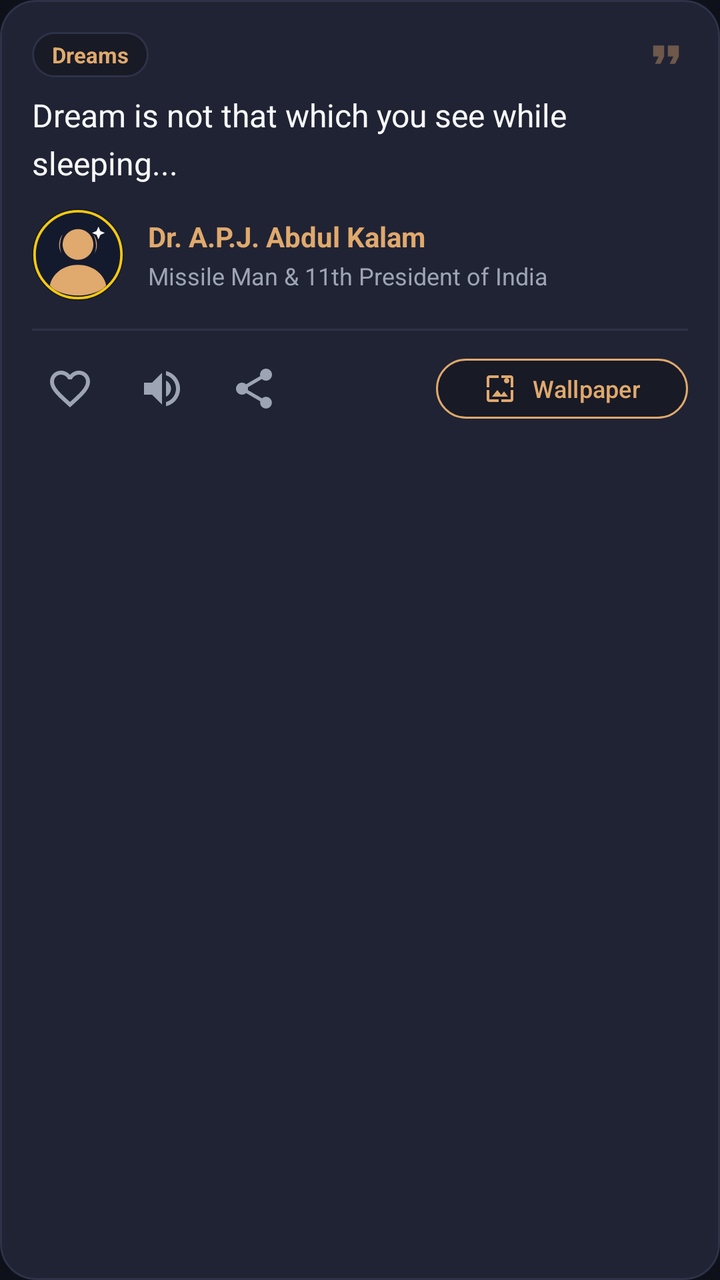
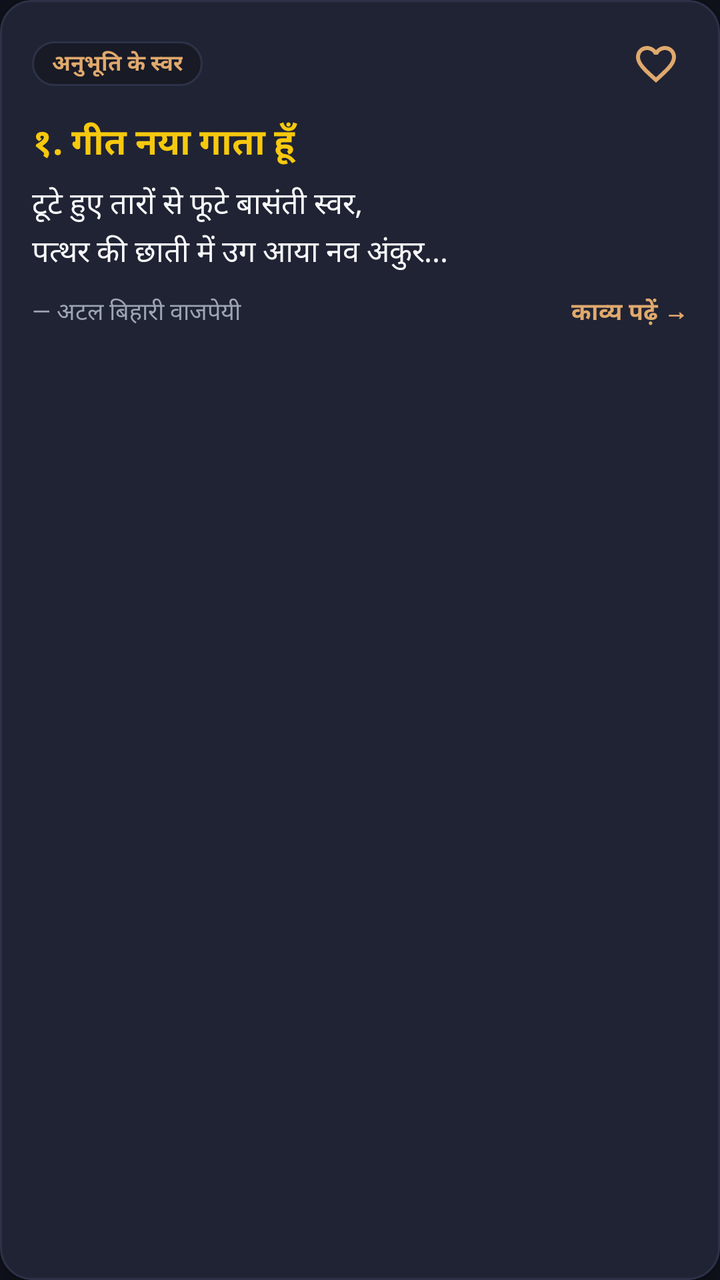

The first picture is an Android layout as it rendered before a commit; the second is the same layout after the commit. The layout source and the unified diff follow.
<!-- AndroidManifest.xml: application theme Theme.WisdomPulse -->
<!-- res/layout/item_quote_card.xml -->
<?xml version="1.0" encoding="utf-8"?>
<com.google.android.material.card.MaterialCardView xmlns:android="http://schemas.android.com/apk/res/android"
    xmlns:app="http://schemas.android.com/apk/res-auto"
    android:layout_width="match_parent"
    android:layout_height="wrap_content"
    android:layout_marginStart="16dp"
    android:layout_marginEnd="16dp"
    android:layout_marginTop="8dp"
    android:layout_marginBottom="8dp"
    app:cardBackgroundColor="@color/card_dark"
    app:cardCornerRadius="18dp"
    app:cardElevation="3dp"
    app:strokeColor="@color/divider_color"
    app:strokeWidth="1dp">

    <LinearLayout
        android:layout_width="match_parent"
        android:layout_height="wrap_content"
        android:orientation="vertical"
        android:padding="16dp">

        
        <LinearLayout
            android:layout_width="match_parent"
            android:layout_height="wrap_content"
            android:orientation="horizontal"
            android:gravity="center_vertical">

            <TextView
                android:id="@+id/tvCategory"
                android:layout_width="wrap_content"
                android:layout_height="wrap_content"
                android:background="@drawable/bg_chip_unselected"
                android:paddingStart="10dp"
                android:paddingEnd="10dp"
                android:paddingTop="4dp"
                android:paddingBottom="4dp"
                android:text="Dreams"
                android:textColor="@color/primary"
                android:textSize="11sp"
                android:textStyle="bold" />

            <TextView
                android:id="@+id/tvPoemBadge"
                android:layout_width="wrap_content"
                android:layout_height="wrap_content"
                android:layout_marginStart="8dp"
                android:background="@drawable/bg_chip_unselected"
                android:paddingStart="8dp"
                android:paddingEnd="8dp"
                android:paddingTop="4dp"
                android:paddingBottom="4dp"
                android:text="✨ Kavya Manch"
                android:textColor="@color/accent_gold"
                android:textSize="11sp"
                android:visibility="gone" />

            <View
                android:layout_width="0dp"
                android:layout_height="1dp"
                android:layout_weight="1" />

            <ImageView
                android:layout_width="22dp"
                android:layout_height="22dp"
                android:src="@drawable/ic_format_quote"
                android:alpha="0.4"
                android:contentDescription="Quote mark" />
        </LinearLayout>

        
        <TextView
            android:id="@+id/tvPoemTitle"
            android:layout_width="match_parent"
            android:layout_height="wrap_content"
            android:layout_marginTop="12dp"
            android:textColor="@color/accent_gold"
            android:textSize="18sp"
            android:textStyle="bold"
            android:visibility="gone" />

        
        <TextView
            android:id="@+id/tvQuoteText"
            android:layout_width="match_parent"
            android:layout_height="wrap_content"
            android:layout_marginTop="8dp"
            android:layout_marginBottom="12dp"
            android:lineSpacingExtra="5dp"
            android:text="Dream is not that which you see while sleeping..."
            android:textColor="@color/text_primary"
            android:textSize="16sp"
            android:textStyle="normal" />

        
        <LinearLayout
            android:id="@+id/layoutTranslation"
            android:layout_width="match_parent"
            android:layout_height="wrap_content"
            android:orientation="vertical"
            android:background="@drawable/bg_chip_unselected"
            android:padding="10dp"
            android:layout_marginBottom="12dp"
            android:visibility="gone">

            <TextView
                android:layout_width="wrap_content"
                android:layout_height="wrap_content"
                android:text="Poetic English Meaning:"
                android:textColor="@color/primary"
                android:textSize="11sp"
                android:textStyle="bold" />

            <TextView
                android:id="@+id/tvTranslation"
                android:layout_width="match_parent"
                android:layout_height="wrap_content"
                android:layout_marginTop="4dp"
                android:textColor="@color/text_secondary"
                android:textSize="13sp"
                android:lineSpacingExtra="2dp" />
        </LinearLayout>

        
        <LinearLayout
            android:layout_width="match_parent"
            android:layout_height="wrap_content"
            android:orientation="horizontal"
            android:gravity="center_vertical"
            android:layout_marginBottom="14dp">

            
            <ImageView
                android:id="@+id/ivAuthorAvatar"
                android:layout_width="46dp"
                android:layout_height="46dp"
                android:src="@drawable/avatar_kalam"
                android:contentDescription="Author Portrait" />

            <LinearLayout
                android:layout_width="match_parent"
                android:layout_height="wrap_content"
                android:orientation="vertical"
                android:layout_marginStart="12dp">

                <TextView
                    android:id="@+id/tvAuthor"
                    android:layout_width="wrap_content"
                    android:layout_height="wrap_content"
                    android:text="Dr. A.P.J. Abdul Kalam"
                    android:textColor="@color/primary"
                    android:textSize="14sp"
                    android:textStyle="bold" />

                <TextView
                    android:id="@+id/tvAuthorRole"
                    android:layout_width="wrap_content"
                    android:layout_height="wrap_content"
                    android:layout_marginTop="2dp"
                    android:text="Missile Man &amp; 11th President of India"
                    android:textColor="@color/text_secondary"
                    android:textSize="12sp" />
            </LinearLayout>
        </LinearLayout>

        
        <View
            android:layout_width="match_parent"
            android:layout_height="1dp"
            android:background="@color/divider_color"
            android:layout_marginBottom="10dp" />

        
        <LinearLayout
            android:layout_width="match_parent"
            android:layout_height="wrap_content"
            android:orientation="horizontal"
            android:gravity="center_vertical">

            
            <ImageButton
                android:id="@+id/btnFavorite"
                android:layout_width="38dp"
                android:layout_height="38dp"
                android:background="?attr/selectableItemBackgroundBorderless"
                android:src="@drawable/ic_favorite_border"
                android:contentDescription="Favorite" />

            
            <ImageButton
                android:id="@+id/btnSpeak"
                android:layout_width="38dp"
                android:layout_height="38dp"
                android:layout_marginStart="8dp"
                android:background="?attr/selectableItemBackgroundBorderless"
                android:src="@drawable/ic_volume_up"
                android:contentDescription="Listen" />

            
            <ImageButton
                android:id="@+id/btnShareText"
                android:layout_width="38dp"
                android:layout_height="38dp"
                android:layout_marginStart="8dp"
                android:background="?attr/selectableItemBackgroundBorderless"
                android:src="@drawable/ic_share"
                android:contentDescription="Share" />

            <View
                android:layout_width="0dp"
                android:layout_height="1dp"
                android:layout_weight="1" />

            
            <com.google.android.material.button.MaterialButton
                android:id="@+id/btnWallpaper"
                android:layout_width="wrap_content"
                android:layout_height="38dp"
                android:backgroundTint="@color/surface_dark"
                app:strokeColor="@color/primary"
                app:strokeWidth="1dp"
                app:cornerRadius="19dp"
                android:text="Wallpaper"
                android:textAllCaps="false"
                android:textColor="@color/primary"
                android:textSize="12sp"
                app:icon="@drawable/ic_wallpaper"
                app:iconTint="@color/primary"
                app:iconSize="16dp" />

        </LinearLayout>

    </LinearLayout>
</com.google.android.material.card.MaterialCardView>
<!-- resources referenced by this layout -->
<resources>
  <color name="accent_gold">#F6C90E</color>
  <color name="card_dark">#202334</color>
  <color name="divider_color">#2D3248</color>
  <color name="primary">#E0A96D</color>
  <color name="surface_dark">#181A26</color>
  <color name="text_primary">#F8F9FA</color>
  <color name="text_secondary">#9DA4B4</color>
  <!-- drawable bg_chip_unselected (drawable) -->
  <?xml version="1.0" encoding="utf-8"?>
  <shape xmlns:android="http://schemas.android.com/apk/res/android">
      <solid android:color="@color/surface_dark" />
      <corners android:radius="16dp" />
      <stroke android:width="1dp" android:color="@color/divider_color" />
  </shape>
  <!-- drawable ic_favorite_border (drawable) -->
  <?xml version="1.0" encoding="utf-8"?>
  <vector xmlns:android="http://schemas.android.com/apk/res/android"
      android:width="24dp"
      android:height="24dp"
      android:viewportWidth="24"
      android:viewportHeight="24">
    <path
        android:fillColor="#9DA4B4"
        android:pathData="M16.5,3c-1.74,0 -3.41,0.81 -4.5,2.09C10.91,3.81 9.24,3 7.5,3 4.42,3 2,5.42 2,8.5c0,3.78 3.4,6.86 8.55,11.54L12,21.35l1.45,-1.32C18.6,15.36 22,12.28 22,8.5 22,5.42 19.58,3 16.5,3zM12.1,18.55l-0.1,0.1 -0.1,-0.1C7.14,14.24 4,11.39 4,8.5 4,6.5 5.5,5 7.5,5c1.54,0 3.04,0.99 3.57,2.36h1.87C13.46,5.99 14.96,5 16.5,5c2,0 3.5,1.5 3.5,3.5 0,2.89 -3.14,5.74 -7.9,10.05z"/>
  </vector>
  <!-- drawable ic_format_quote (drawable) -->
  <?xml version="1.0" encoding="utf-8"?>
  <vector xmlns:android="http://schemas.android.com/apk/res/android"
      android:width="24dp"
      android:height="24dp"
      android:viewportWidth="24"
      android:viewportHeight="24">
    <path
        android:fillColor="#E0A96D"
        android:pathData="M6,17h3l2,-4V7H5v6h3zm8,0h3l2,-4V7h-6v6h3z"/>
  </vector>
  <!-- drawable ic_volume_up (drawable) -->
  <?xml version="1.0" encoding="utf-8"?>
  <vector xmlns:android="http://schemas.android.com/apk/res/android"
      android:width="24dp"
      android:height="24dp"
      android:viewportWidth="24"
      android:viewportHeight="24">
    <path
        android:fillColor="#9DA4B4"
        android:pathData="M3,9v6h4l5,5V4L7,9H3zm13.5,3c0,-1.77 -1.02,-3.29 -2.5,-4.03v8.05c1.48,-0.73 2.5,-2.25 2.5,-4.02zM14,3.23v2.06c2.89,0.86 5,3.54 5,6.71s-2.11,5.85 -5,6.71v2.06c4.01,-0.91 7,-4.49 7,-8.77s-2.99,-7.86 -7,-8.77z"/>
  </vector>
  <!-- drawable ic_wallpaper (drawable) -->
  <?xml version="1.0" encoding="utf-8"?>
  <vector xmlns:android="http://schemas.android.com/apk/res/android"
      android:width="24dp"
      android:height="24dp"
      android:viewportWidth="24"
      android:viewportHeight="24">
    <path
        android:fillColor="#E0A96D"
        android:pathData="M4,4h7V2H4C2.9,2 2,2.9 2,4v7h2V4zm6,9l-4,5h12l-3,-4 -2.03,2.71L10,13zm7,-9C15.9,4 15,4.9 15,6s0.9,2 2,2 2,-0.9 2,-2 -0.9,-2 -2,-2zm3,-2h-7v2h7v7h2V4C22,2.9 21.1,2 20,2zm0,18h-7v2h7c1.1,0 2,-0.9 2,-2v-7h-2v7zM4,13H2v7c0,1.1 0.9,2 2,2h7v-2H4v-7z"/>
  </vector>
  <style name="Theme.WisdomPulse" parent="Theme.Material3.Dark.NoActionBar">
          <item name="colorPrimary">@color/primary</item>
          <item name="colorSecondary">@color/secondary</item>
          <item name="android:windowBackground">@color/background_dark</item>
          <item name="android:statusBarColor">@color/background_dark</item>
          <item name="android:navigationBarColor">@color/background_dark</item>
      </style>
  <color name="secondary">#6C5CE7</color>
  <color name="background_dark">#0F111A</color>
</resources>

<!-- the commit's change to res/layout/item_quote_card.xml (unified diff, before → after) -->
@@ -1,17 +1,19 @@
 <?xml version="1.0" encoding="utf-8"?>
 <com.google.android.material.card.MaterialCardView xmlns:android="http://schemas.android.com/apk/res/android"
     xmlns:app="http://schemas.android.com/apk/res-auto"
+    android:id="@+id/poemCardRoot"
     android:layout_width="match_parent"
     android:layout_height="wrap_content"
     android:layout_marginStart="16dp"
     android:layout_marginEnd="16dp"
-    android:layout_marginTop="8dp"
-    android:layout_marginBottom="8dp"
+    android:layout_marginTop="6dp"
+    android:layout_marginBottom="6dp"
     app:cardBackgroundColor="@color/card_dark"
-    app:cardCornerRadius="18dp"
-    app:cardElevation="3dp"
+    app:cardCornerRadius="16dp"
+    app:cardElevation="2dp"
     app:strokeColor="@color/divider_color"
-    app:strokeWidth="1dp">
+    app:strokeWidth="1dp"
+    android:foreground="?attr/selectableItemBackground">
 
     <LinearLayout
         android:layout_width="match_parent"
@@ -33,26 +35,26 @@
                 android:background="@drawable/bg_chip_unselected"
                 android:paddingStart="10dp"
                 android:paddingEnd="10dp"
-                android:paddingTop="4dp"
-                android:paddingBottom="4dp"
-                android:text="Dreams"
+                android:paddingTop="3dp"
+                android:paddingBottom="3dp"
+                android:text="अनुभूति के स्वर"
                 android:textColor="@color/primary"
                 android:textSize="11sp"
                 android:textStyle="bold" />
 
             <TextView
-                android:id="@+id/tvPoemBadge"
+                android:id="@+id/tvReadBadge"
                 android:layout_width="wrap_content"
                 android:layout_height="wrap_content"
                 android:layout_marginStart="8dp"
                 android:background="@drawable/bg_chip_unselected"
                 android:paddingStart="8dp"
                 android:paddingEnd="8dp"
-                android:paddingTop="4dp"
-                android:paddingBottom="4dp"
-                android:text="✨ Kavya Manch"
-                android:textColor="@color/accent_gold"
-                android:textSize="11sp"
+                android:paddingTop="3dp"
+                android:paddingBottom="3dp"
+                android:text="✓ पढ़ी गई"
+                android:textColor="@color/accent_green"
+                android:textSize="10sp"
                 android:visibility="gone" />
 
             <View
@@ -60,12 +62,15 @@
                 android:layout_height="1dp"
                 android:layout_weight="1" />
 
-            <ImageView
-                android:layout_width="22dp"
-                android:layout_height="22dp"
-                android:src="@drawable/ic_format_quote"
-                android:alpha="0.4"
-                android:contentDescription="Quote mark" />
+            <ImageButton
+                android:id="@+id/btnFavorite"
+                android:layout_width="32dp"
+                android:layout_height="32dp"
+                android:background="?attr/selectableItemBackgroundBorderless"
+                android:src="@drawable/ic_favorite_border"
+                android:contentDescription="Favorite"
+                app:tint="@color/primary" />
+
         </LinearLayout>
 
         
@@ -73,102 +78,25 @@
             android:id="@+id/tvPoemTitle"
             android:layout_width="match_parent"
             android:layout_height="wrap_content"
-            android:layout_marginTop="12dp"
+            android:layout_marginTop="10dp"
+            android:text="१. गीत नया गाता हूँ"
             android:textColor="@color/accent_gold"
             android:textSize="18sp"
-            android:textStyle="bold"
-            android:visibility="gone" />
+            android:textStyle="bold" />
 
         
         <TextView
             android:id="@+id/tvQuoteText"
             android:layout_width="match_parent"
             android:layout_height="wrap_content"
-            android:layout_marginTop="8dp"
-            android:layout_marginBottom="12dp"
-            android:lineSpacingExtra="5dp"
-            android:text="Dream is not that which you see while sleeping..."
+            android:layout_marginTop="6dp"
+            android:layout_marginBottom="10dp"
+            android:lineSpacingExtra="4dp"
+            android:maxLines="3"
+            android:ellipsize="end"
+            android:text="टूटे हुए तारों से फूटे बासंती स्वर,\nपत्थर की छाती में उग आया नव अंकुर..."
             android:textColor="@color/text_primary"
-            android:textSize="16sp"
-            android:textStyle="normal" />
-
-        
-        <LinearLayout
-            android:id="@+id/layoutTranslation"
-            android:layout_width="match_parent"
-            android:layout_height="wrap_content"
-            android:orientation="vertical"
-            android:background="@drawable/bg_chip_unselected"
-            android:padding="10dp"
-            android:layout_marginBottom="12dp"
-            android:visibility="gone">
-
-            <TextView
-                android:layout_width="wrap_content"
-                android:layout_height="wrap_content"
-                android:text="Poetic English Meaning:"
-                android:textColor="@color/primary"
-                android:textSize="11sp"
-                android:textStyle="bold" />
-
-            <TextView
-                android:id="@+id/tvTranslation"
-                android:layout_width="match_parent"
-                android:layout_height="wrap_content"
-                android:layout_marginTop="4dp"
-                android:textColor="@color/text_secondary"
-                android:textSize="13sp"
-                android:lineSpacingExtra="2dp" />
-        </LinearLayout>
-
-        
-        <LinearLayout
-            android:layout_width="match_parent"
-            android:layout_height="wrap_content"
-            android:orientation="horizontal"
-            android:gravity="center_vertical"
-            android:layout_marginBottom="14dp">
-
-            
-            <ImageView
-                android:id="@+id/ivAuthorAvatar"
-                android:layout_width="46dp"
-                android:layout_height="46dp"
-                android:src="@drawable/avatar_kalam"
-                android:contentDescription="Author Portrait" />
-
-            <LinearLayout
-                android:layout_width="match_parent"
-                android:layout_height="wrap_content"
-                android:orientation="vertical"
-                android:layout_marginStart="12dp">
-
-                <TextView
-                    android:id="@+id/tvAuthor"
-                    android:layout_width="wrap_content"
-                    android:layout_height="wrap_content"
-                    android:text="Dr. A.P.J. Abdul Kalam"
-                    android:textColor="@color/primary"
-                    android:textSize="14sp"
-                    android:textStyle="bold" />
-
-                <TextView
-                    android:id="@+id/tvAuthorRole"
-                    android:layout_width="wrap_content"
-                    android:layout_height="wrap_content"
-                    android:layout_marginTop="2dp"
-                    android:text="Missile Man &amp; 11th President of India"
-                    android:textColor="@color/text_secondary"
-                    android:textSize="12sp" />
-            </LinearLayout>
-        </LinearLayout>
-
-        
-        <View
-            android:layout_width="match_parent"
-            android:layout_height="1dp"
-            android:background="@color/divider_color"
-            android:layout_marginBottom="10dp" />
+            android:textSize="15sp" />
 
         
         <LinearLayout
@@ -177,58 +105,24 @@
             android:orientation="horizontal"
             android:gravity="center_vertical">
 
-            
-            <ImageButton
-                android:id="@+id/btnFavorite"
-                android:layout_width="38dp"
-                android:layout_height="38dp"
-                android:background="?attr/selectableItemBackgroundBorderless"
-                android:src="@drawable/ic_favorite_border"
-                android:contentDescription="Favorite" />
+            <TextView
+                android:layout_width="0dp"
+                android:layout_height="wrap_content"
+                android:layout_weight="1"
+                android:text="— अटल बिहारी वाजपेयी"
+                android:textColor="@color/text_secondary"
+                android:textSize="12sp" />
 
-            
-            <ImageButton
-                android:id="@+id/btnSpeak"
-                android:layout_width="38dp"
-                android:layout_height="38dp"
-                android:layout_marginStart="8dp"
-                android:background="?attr/selectableItemBackgroundBorderless"
-                android:src="@drawable/ic_volume_up"
-                android:contentDescription="Listen" />
-
-            
-            <ImageButton
-                android:id="@+id/btnShareText"
-                android:layout_width="38dp"
-                android:layout_height="38dp"
-                android:layout_marginStart="8dp"
-                android:background="?attr/selectableItemBackgroundBorderless"
-                android:src="@drawable/ic_share"
-                android:contentDescription="Share" />
-
-            <View
-                android:layout_width="0dp"
-                android:layout_height="1dp"
-                android:layout_weight="1" />
-
-            
-            <com.google.android.material.button.MaterialButton
-                android:id="@+id/btnWallpaper"
+            <TextView
                 android:layout_width="wrap_content"
-                android:layout_height="38dp"
-                android:backgroundTint="@color/surface_dark"
-                app:strokeColor="@color/primary"
-                app:strokeWidth="1dp"
-                app:cornerRadius="19dp"
-                android:text="Wallpaper"
-                android:textAllCaps="false"
+                android:layout_height="wrap_content"
+                android:text="काव्य पढ़ें →"
                 android:textColor="@color/primary"
                 android:textSize="12sp"
-                app:icon="@drawable/ic_wallpaper"
-                app:iconTint="@color/primary"
-                app:iconSize="16dp" />
+                android:textStyle="bold" />
 
         </LinearLayout>
 
     </LinearLayout>
+
 </com.google.android.material.card.MaterialCardView>
<!-- resource entries referenced after the edit -->
@@ -1,10 +1,10 @@
 <!-- resources referenced by this layout -->
 <resources>
   <color name="accent_gold">#F6C90E</color>
+  <color name="accent_green">#2ECC71</color>
   <color name="card_dark">#202334</color>
   <color name="divider_color">#2D3248</color>
   <color name="primary">#E0A96D</color>
-  <color name="surface_dark">#181A26</color>
   <color name="text_primary">#F8F9FA</color>
   <color name="text_secondary">#9DA4B4</color>
   <!-- drawable bg_chip_unselected (drawable) -->
@@ -25,39 +25,6 @@
         android:fillColor="#9DA4B4"
         android:pathData="M16.5,3c-1.74,0 -3.41,0.81 -4.5,2.09C10.91,3.81 9.24,3 7.5,3 4.42,3 2,5.42 2,8.5c0,3.78 3.4,6.86 8.55,11.54L12,21.35l1.45,-1.32C18.6,15.36 22,12.28 22,8.5 22,5.42 19.58,3 16.5,3zM12.1,18.55l-0.1,0.1 -0.1,-0.1C7.14,14.24 4,11.39 4,8.5 4,6.5 5.5,5 7.5,5c1.54,0 3.04,0.99 3.57,2.36h1.87C13.46,5.99 14.96,5 16.5,5c2,0 3.5,1.5 3.5,3.5 0,2.89 -3.14,5.74 -7.9,10.05z"/>
   </vector>
-  <!-- drawable ic_format_quote (drawable) -->
-  <?xml version="1.0" encoding="utf-8"?>
-  <vector xmlns:android="http://schemas.android.com/apk/res/android"
-      android:width="24dp"
-      android:height="24dp"
-      android:viewportWidth="24"
-      android:viewportHeight="24">
-    <path
-        android:fillColor="#E0A96D"
-        android:pathData="M6,17h3l2,-4V7H5v6h3zm8,0h3l2,-4V7h-6v6h3z"/>
-  </vector>
-  <!-- drawable ic_volume_up (drawable) -->
-  <?xml version="1.0" encoding="utf-8"?>
-  <vector xmlns:android="http://schemas.android.com/apk/res/android"
-      android:width="24dp"
-      android:height="24dp"
-      android:viewportWidth="24"
-      android:viewportHeight="24">
-    <path
-        android:fillColor="#9DA4B4"
-        android:pathData="M3,9v6h4l5,5V4L7,9H3zm13.5,3c0,-1.77 -1.02,-3.29 -2.5,-4.03v8.05c1.48,-0.73 2.5,-2.25 2.5,-4.02zM14,3.23v2.06c2.89,0.86 5,3.54 5,6.71s-2.11,5.85 -5,6.71v2.06c4.01,-0.91 7,-4.49 7,-8.77s-2.99,-7.86 -7,-8.77z"/>
-  </vector>
-  <!-- drawable ic_wallpaper (drawable) -->
-  <?xml version="1.0" encoding="utf-8"?>
-  <vector xmlns:android="http://schemas.android.com/apk/res/android"
-      android:width="24dp"
-      android:height="24dp"
-      android:viewportWidth="24"
-      android:viewportHeight="24">
-    <path
-        android:fillColor="#E0A96D"
-        android:pathData="M4,4h7V2H4C2.9,2 2,2.9 2,4v7h2V4zm6,9l-4,5h12l-3,-4 -2.03,2.71L10,13zm7,-9C15.9,4 15,4.9 15,6s0.9,2 2,2 2,-0.9 2,-2 -0.9,-2 -2,-2zm3,-2h-7v2h7v7h2V4C22,2.9 21.1,2 20,2zm0,18h-7v2h7c1.1,0 2,-0.9 2,-2v-7h-2v7zM4,13H2v7c0,1.1 0.9,2 2,2h7v-2H4v-7z"/>
-  </vector>
   <style name="Theme.WisdomPulse" parent="Theme.Material3.Dark.NoActionBar">
           <item name="colorPrimary">@color/primary</item>
           <item name="colorSecondary">@color/secondary</item>
@@ -65,6 +32,7 @@
           <item name="android:statusBarColor">@color/background_dark</item>
           <item name="android:navigationBarColor">@color/background_dark</item>
       </style>
+  <color name="surface_dark">#181A26</color>
   <color name="secondary">#6C5CE7</color>
   <color name="background_dark">#0F111A</color>
 </resources>
